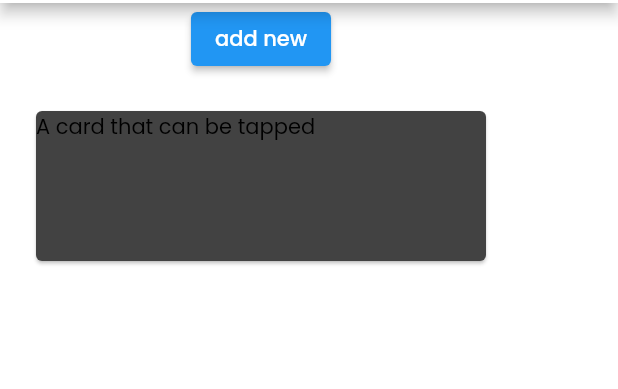
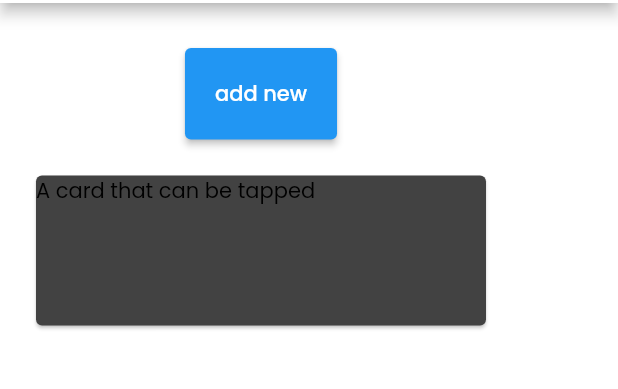
Before and after one commit to Reriuqni/khavier, a Flutter app: the TicketsScreen screen opened by its route, on a phone screen of 412 x 824 dp, the part 102-491 px from its top. Run offline on Flutter 3.47's test engine with Material 2 defaults, Android fonts, the light colour scheme and no system bars; our stand-ins replace cloud_firestore, data_table_2, firebase_auth, firebase_core, fl_chart, flutter_svg and 1 more; missing offline and left inert: dart:html; accounts and stored records are empty.

Commit message:
Push ticket name to firebase

```diff
--- a/lib/screens/ticket/tickets_screen.dart
+++ b/lib/screens/ticket/tickets_screen.dart
@@ -5,12 +5,68 @@ import 'package:provider/provider.dart';
 import '../dashboard/components/header.dart';
 import 'package:admin/constants.dart';
 import '../main/components/side_menu.dart';
+import 'package:firebase_core/firebase_core.dart';
+import 'package:cloud_firestore/cloud_firestore.dart';
 
-class TicketsScreen extends StatelessWidget {
+class TicketsScreen extends StatefulWidget {
+  @override
+  State<TicketsScreen> createState() => _TicketsScreenState();
+}
+
+class _TicketsScreenState extends State<TicketsScreen> {
   final String _pageName = 'Ticket system';
+  bool _initialized = false;
+  bool _error = false;
+  String ticketName = '';
+  late CollectionReference tickets;
+  // final Stream<QuerySnapshot> tickets;
+  // FirebaseFirestore.instance.collection('users').snapshots();
+
+  @override
+  void initState() {
+    WidgetsFlutterBinding.ensureInitialized();
+    initializeFlutterFire();
+    tickets = FirebaseFirestore.instance.collection('tickets');
+    super.initState();
+  }
+
+  // Define an async function to initialize FlutterFire
+  void initializeFlutterFire() async {
+    try {
+      // Wait for Firebase to initialize and set `_initialized` state to true
+      await Firebase.initializeApp();
+      setState(() {
+        _initialized = true;
+      });
+    } catch (e) {
+      // Set `_error` state to true if Firebase initialization fails
+      setState(() {
+        _error = true;
+      });
+    }
+  }
+
+  void addName({required String ticketName}) {
+    tickets
+      .doc('qmtLQpFLneoVpBq9FzMG')
+      .set({
+        'name': ticketName,
+      })
+      .then((value) => print("Name is send to firebase"))
+      .catchError((error) => print("Failed send name to firebase: $error"));
+  }
 
   @override
   Widget build(BuildContext context) {
+    if (_error) {
+      print('SomethingWentWrong');
+    }
+
+    // Show a loader until FlutterFire is initialized
+    if (!_initialized) {
+      print('Loading');
+    }
+
     return Scaffold(
       appBar: AppBar(
         title: Header(),
@@ -21,46 +77,43 @@ class TicketsScreen extends StatelessWidget {
       key: context.read<MenuController>().scaffoldKey,
       drawer: SideMenu(),
       body: SafeArea(
-        // child: Row(
-        //   crossAxisAlignment: CrossAxisAlignment.start,
-        //   children: [
-        //     Expanded(
-        //       // It takes 5/6 part of the screen
-        //       flex: 6,
-        //
-        //       child: Column(
-        //         mainAxisAlignment: MainAxisAlignment.center,
-        //         children: <Widget>[
-        //           Text(
-        //             'You pressed menu: ',
-        //           ),
-        //           Text(
-        //             '$_pageName',
-        //             style: TextStyle(
-        //               fontWeight: FontWeight.bold,
-        //               fontSize: 40,
-        //               // decorationStyle: TextDecorationStyle.wavy,
-        //               foreground: Paint()
-        //                 ..style = PaintingStyle.stroke
-        //                 ..color = Colors.blue[100]!,
-        //             ),
-        //           ),
-        //         ],
-        //       ),
-        //     ),
-        //   ],
-        // ),
         child: Column(
           children: [
-            ElevatedButton(onPressed: ()=> {
+          //   Container(
+          //     padding: EdgeInsets.only(top: 30),
+          //     child: Text('Plugin'),
+          //   ),
+            Padding(padding: const EdgeInsets.only(top: 30)),
 
-            }, child: Text('add new'),
-
-                style: ButtonStyle(
-                  // padding: EdgeInsets.only(top: 10.0);
-                ),
-                    ),
-            Padding(padding: EdgeInsets.all(20),
+            ElevatedButton(
+              onPressed: () => {
+                showDialog(
+                    context: context,
+                    builder: (BuildContext context) {
+                      return AlertDialog(
+                        title: Text('Добавить'),
+                        content: TextField(onChanged: (String value) {
+                          ticketName = value;
+                        }),
+                        actions: [
+                          ElevatedButton(
+                            // onPressed: addName(ticketName: ''),
+                            onPressed: () {
+                              addName(ticketName: ticketName);
+                            },
+                            child: Text('Добавить'),
+                          )
+                        ],
+                      );
+                    })
+              },
+              child: Text('add new'),
+              style: ButtonStyle(
+                padding: MaterialStateProperty.all(const EdgeInsets.all(20)),
+              ),
+            ),
+            Padding(
+              padding: EdgeInsets.all(20),
               child: Card(
                 child: InkWell(
                   splashColor: Colors.blue.withAlpha(30),
@@ -72,7 +125,7 @@ class TicketsScreen extends StatelessWidget {
                     height: 100,
                     child: Text('A card that can be tapped'),
                   ),
-                  ),
+                ),
               ),
             ),
           ],
--- a/pubspec.yaml
+++ b/pubspec.yaml
@@ -35,7 +35,8 @@ dependencies:
   data_table_2: ^2.0.3
   firebase_storage: ^8.0.4
   firebase_auth: ^1.1.1
-  cloud_firestore: ^1.0.6
+  firebase_core: ^1.10.0
+  cloud_firestore: ^3.1.0
 
 dev_dependencies:
   flutter_test:
```
Also changed, not shown: 3 other files.
